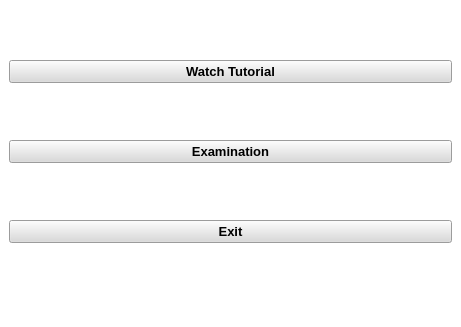
Qt form UI/main.ui (Nifra514/keras-cnn) before a commit.
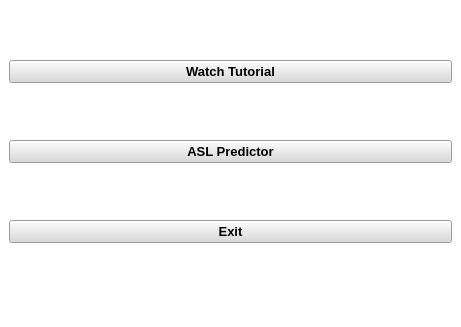
The same form after that commit. Icons and pictures are not drawn.

```diff
--- a/UI/main.ui
+++ b/UI/main.ui
@@ -65,7 +65,7 @@
        <string notr="true">background-color: rgb(218, 218, 218);</string>
       </property>
       <property name="text">
-       <string>Examination</string>
+       <string>ASL Predictor</string>
       </property>
       <property name="icon">
        <iconset>
```
Left out of the diff: 6 changed lines with no effect on the pictures.
